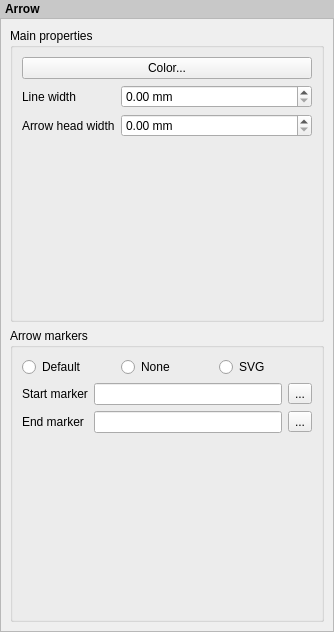
Qt form src/ui/qgscomposerarrowwidgetbase.ui (qgis/QGIS) before a commit.
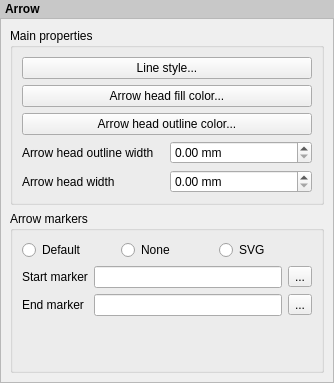
The same form after that commit. Custom widgets are drawn as their Qt base class.

Commit message: [FEATURE][composer] Allow more control over appearance of composer arrows: - Line can be styled using line symbol style dialog - Arrow head fill and outline colors can be specified - Arrow head outline width can be specified

Diff of the .ui file:
```diff
--- a/src/ui/qgscomposerarrowwidgetbase.ui
+++ b/src/ui/qgscomposerarrowwidgetbase.ui
@@ -7,7 +7,7 @@
     <x>0</x>
     <y>0</y>
     <width>334</width>
-    <height>632</height>
+    <height>383</height>
    </rect>
   </property>
   <property name="windowTitle">
@@ -47,7 +47,7 @@
         <x>0</x>
         <y>0</y>
         <width>332</width>
-        <height>610</height>
+        <height>360</height>
        </rect>
       </property>
       <layout class="QVBoxLayout" name="mainLayout">
@@ -62,21 +62,48 @@
          <property name="collapsed" stdset="0">
           <bool>false</bool>
          </property>
-         <layout class="QFormLayout" name="formLayout_2">
-          <property name="fieldGrowthPolicy">
-           <enum>QFormLayout::AllNonFixedFieldsGrow</enum>
-          </property>
-          <property name="labelAlignment">
-           <set>Qt::AlignLeading|Qt::AlignLeft|Qt::AlignVCenter</set>
-          </property>
-          <item row="1" column="0">
+         <layout class="QGridLayout" name="gridLayout">
+          <item row="0" column="0" colspan="2">
+           <widget class="QPushButton" name="mLineStyleButton">
+            <property name="text">
+             <string>Line style...</string>
+            </property>
+           </widget>
+          </item>
+          <item row="1" column="0" colspan="2">
+           <widget class="QgsColorButton" name="mArrowHeadFillColorButton">
+            <property name="sizePolicy">
+             <sizepolicy hsizetype="Minimum" vsizetype="Maximum">
+              <horstretch>0</horstretch>
+              <verstretch>0</verstretch>
+             </sizepolicy>
+            </property>
+            <property name="text">
+             <string>Arrow head fill color...</string>
+            </property>
+           </widget>
+          </item>
+          <item row="2" column="0" colspan="2">
+           <widget class="QgsColorButton" name="mArrowHeadOutlineColorButton">
+            <property name="sizePolicy">
+             <sizepolicy hsizetype="Minimum" vsizetype="Maximum">
+              <horstretch>0</horstretch>
+              <verstretch>0</verstretch>
+             </sizepolicy>
+            </property>
+            <property name="text">
+             <string>Arrow head outline color...</string>
+            </property>
+           </widget>
+          </item>
+          <item row="3" column="0">
            <widget class="QLabel" name="label">
             <property name="text">
-             <string>Line width</string>
+             <string>Arrow head outline width</string>
             </property>
            </widget>
           </item>
-          <item row="1" column="1">
+          <item row="3" column="1">
            <widget class="QDoubleSpinBox" name="mOutlineWidthSpinBox">
             <property name="prefix">
              <string/>
@@ -86,14 +113,14 @@
             </property>
            </widget>
           </item>
-          <item row="2" column="0">
+          <item row="4" column="0">
            <widget class="QLabel" name="label_2">
             <property name="text">
              <string>Arrow head width</string>
             </property>
            </widget>
           </item>
-          <item row="2" column="1">
+          <item row="4" column="1">
            <widget class="QDoubleSpinBox" name="mArrowHeadWidthSpinBox">
             <property name="prefix">
              <string/>
@@ -103,19 +130,6 @@
             </property>
            </widget>
           </item>
-          <item row="0" column="0" colspan="2">
-           <widget class="QgsColorButton" name="mArrowColorButton">
-            <property name="sizePolicy">
-             <sizepolicy hsizetype="Minimum" vsizetype="Maximum">
-              <horstretch>0</horstretch>
-              <verstretch>0</verstretch>
-             </sizepolicy>
-            </property>
-            <property name="text">
-             <string>Color...</string>
-            </property>
-           </widget>
-          </item>
          </layout>
         </widget>
        </item>
```
The commit also changes 5 other files.
